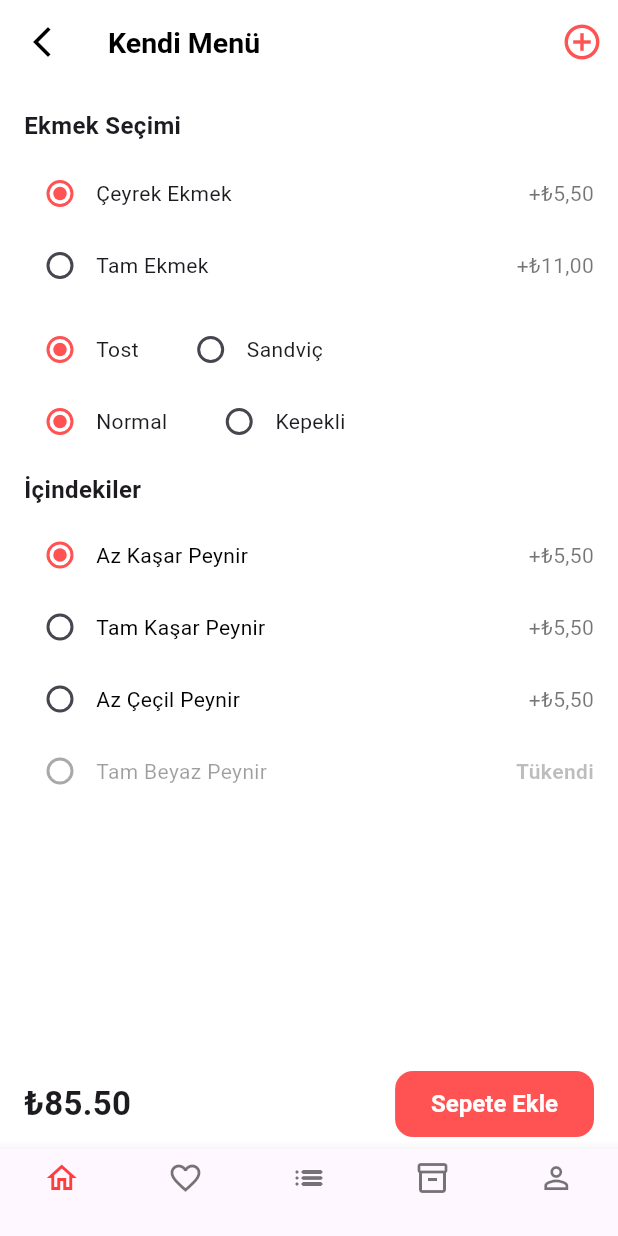
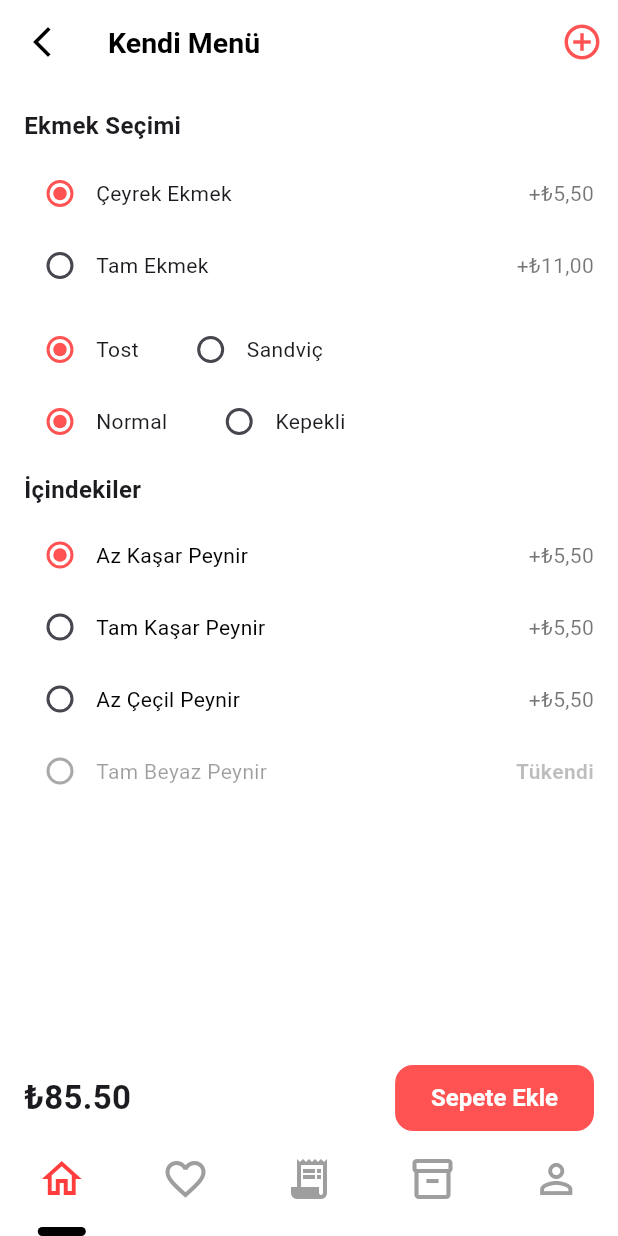
Before and after one commit to iremsu-erdemir/E-Kantin_3, a Flutter app: the KendiMenumPage screen opened directly, on a phone screen of 412 x 824 dp. Run offline on Flutter 3.47's test engine with Material 3 defaults, Android fonts, the light colour scheme and no system bars; our stand-ins replace shared_preferences; accounts and stored records are empty; Roboto replaces fonts that are missing (Poppins).

Commit message:
düzenleme yapılıyor...

```diff
--- a/lib/components/ek_bottom_nav_bar.dart
+++ b/lib/components/ek_bottom_nav_bar.dart
@@ -1,113 +1,71 @@
-import 'package:e_kantin/models/user.dart';
 import 'package:flutter/material.dart';
-import 'package:provider/provider.dart';
-import '../screens/favorilerim.dart';
-import '../screens/home_page.dart';
-import '../screens/siparisler.dart';
-import '../screens/successpayment.dart';
-import '../providers/debt_provider.dart'; // ⚠️ Ekledik
 
 class EKBottomNavBar extends StatelessWidget {
   final int currentIndex;
-  final ValueChanged<int>? onTap;
   final BuildContext? parentContext;
-  final int? highlightIndex;
 
-  const EKBottomNavBar({
-    Key? key,
-    this.currentIndex = 0,
-    this.onTap,
-    this.parentContext,
-    this.highlightIndex,
-  }) : super(key: key);
+  const EKBottomNavBar({Key? key, this.currentIndex = 0, this.parentContext})
+    : super(key: key);
 
   @override
   Widget build(BuildContext context) {
-    return BottomNavigationBar(
-      currentIndex: currentIndex,
-      onTap: (index) async {
-        final ctx = parentContext ?? context;
-        final username = UserSingleton().user?.username ?? 'anonim';
-
-        if (index == 0) {
-          Navigator.of(ctx).pushAndRemoveUntil(
-            MaterialPageRoute(
-              builder: (context) => HomePage(
-                user: User(
-                  username: 'demo',
-                  password: '',
-                  name: 'Demo',
-                  role: 'Kullanıcı',
-                  image: null,
+    final ctx = parentContext ?? context;
+    return Container(
+      color: Colors.white,
+      child: Column(
+        mainAxisSize: MainAxisSize.min,
+        children: [
+          Row(
+            mainAxisAlignment: MainAxisAlignment.spaceAround,
+            children: [
+              _buildIcon(ctx, 0, Icons.home_outlined),
+              _buildIcon(ctx, 1, Icons.favorite_border),
+              _buildIcon(ctx, 2, Icons.receipt_long),
+              _buildIcon(ctx, 3, Icons.inventory_2_outlined),
+              _buildIcon(ctx, 4, Icons.person_outline),
+            ],
+          ),
+          SizedBox(height: 8),
+          Row(
+            mainAxisAlignment: MainAxisAlignment.spaceAround,
+            children: List.generate(
+              5,
+              (i) => AnimatedContainer(
+                duration: Duration(milliseconds: 200),
+                width: 32,
+                height: 6,
+                decoration: BoxDecoration(
+                  color: currentIndex == i ? Colors.black : Colors.transparent,
+                  borderRadius: BorderRadius.circular(3),
                 ),
               ),
             ),
-            (route) => false,
-          );
+          ),
+        ],
+      ),
+    );
+  }
+
+  Widget _buildIcon(BuildContext ctx, int index, IconData icon) {
+    Color color = currentIndex == index ? Color(0xFFFF3D3D) : Colors.grey;
+    return IconButton(
+      icon: Icon(icon, color: color, size: 32),
+      onPressed: () {
+        if (index == 0) {
+          Navigator.pushReplacementNamed(
+            ctx,
+            '/homepage',
+          ); // HomePage'e yönlendir
         } else if (index == 1) {
-          Navigator.of(ctx).pushAndRemoveUntil(
-            MaterialPageRoute(builder: (context) => const FavorilerimPage()),
-            (route) => false,
-          );
-        } else if (index == 2 || index == 3) {
-          // ⚠️ Borçları yüklemeden önce Provider çağır
-          await Provider.of<DebtProvider>(
-            ctx,
-            listen: false,
-          ).loadDebts(username);
-
-          Navigator.of(ctx).pushAndRemoveUntil(
-            MaterialPageRoute(builder: (context) => const SiparislerPage()),
-            (route) => false,
-          );
-        } else {
-          // Profil veya dummy bir sayfa
+          Navigator.pushReplacementNamed(ctx, '/favorilerim');
+        } else if (index == 2) {
+          Navigator.pushReplacementNamed(ctx, '/siparisler');
+        } else if (index == 3) {
+          Navigator.pushReplacementNamed(ctx, '/sepetim');
+        } else if (index == 4) {
+          Navigator.pushReplacementNamed(ctx, '/profil');
         }
       },
-      type: BottomNavigationBarType.fixed,
-      selectedItemColor: const Color(0xFFFF3D3D),
-      unselectedItemColor: Colors.black54,
-      showSelectedLabels: true,
-      showUnselectedLabels: true,
-      items: [
-        BottomNavigationBarItem(
-          icon: Icon(
-            Icons.home_outlined,
-            color: currentIndex == 0 ? const Color(0xFFFF3D3D) : Colors.black54,
-          ),
-          label: '',
-        ),
-        BottomNavigationBarItem(
-          icon: Icon(
-            Icons.favorite_border,
-            color: currentIndex == 1 ? const Color(0xFFFF3D3D) : Colors.black54,
-          ),
-          label: '',
-        ),
-        BottomNavigationBarItem(
-          icon: Icon(
-            Icons.list_rounded,
-            color: currentIndex == 2 ? const Color(0xFFFF3D3D) : Colors.black54,
-          ),
-          label: '',
-        ),
-        BottomNavigationBarItem(
-          icon: Icon(
-            Icons.inventory_2_outlined,
-            color: (highlightIndex == 3 || currentIndex == 3)
-                ? const Color(0xFFFF3D3D)
-                : Colors.black54,
-          ),
-          label: '',
-        ),
-        BottomNavigationBarItem(
-          icon: Icon(
-            Icons.person_outline,
-            color: currentIndex == 4 ? const Color(0xFFFF3D3D) : Colors.black54,
-          ),
-          label: '',
-        ),
-      ],
     );
   }
 }
--- a/lib/screens/cart.dart
+++ b/lib/screens/cart.dart
@@ -254,7 +254,6 @@ class CartPage extends StatelessWidget {
       ),
       bottomNavigationBar: EKBottomNavBar(
         currentIndex: 3,
-        highlightIndex: 3,
         parentContext: context,
       ),
     );
--- a/lib/screens/favorilerim.dart
+++ b/lib/screens/favorilerim.dart
@@ -200,10 +200,7 @@ class FavorilerimPage extends StatelessWidget {
         },
       ),
       bottomNavigationBar: EKBottomNavBar(
-        currentIndex: 1, // FavorilerimPage için uygun index
-        onTap: (int index) {
-          // Diğer indexler için mevcut davranış devam eder
-        },
+        currentIndex: 1,
         parentContext: context,
       ),
     );
--- a/lib/screens/kendi_menum_page.dart
+++ b/lib/screens/kendi_menum_page.dart
@@ -531,9 +531,6 @@ class _KendiMenumPageState extends State<KendiMenumPage> {
       ),
       bottomNavigationBar: EKBottomNavBar(
         currentIndex: 0, // KendiMenumPage için uygun index
-        onTap: (int index) {
-          // Diğer indexler için mevcut davranış devam eder
-        },
         parentContext: context,
       ),
     );
--- a/lib/screens/payment.dart
+++ b/lib/screens/payment.dart
@@ -766,7 +766,6 @@ class _PaymentPageState extends State<PaymentPage> {
       ),
       bottomNavigationBar: EKBottomNavBar(
         currentIndex: 3,
-        highlightIndex: 3,
         parentContext: context,
       ),
     );
--- a/lib/screens/sandwich.page.dart
+++ b/lib/screens/sandwich.page.dart
@@ -147,10 +147,7 @@ class SandwichPage extends StatelessWidget {
         },
       ),
       bottomNavigationBar: EKBottomNavBar(
-        currentIndex: 0, // SandwichPage için uygun index
-        onTap: (int index) {
-          // Diğer indexler için mevcut davranış devam eder
-        },
+        currentIndex: 0,
         parentContext: context,
       ),
     );
--- a/lib/screens/sandwich_detail.page.dart
+++ b/lib/screens/sandwich_detail.page.dart
@@ -508,7 +508,6 @@ class _SandwichDetailPageState extends State<SandwichDetailPage> {
       ),
       bottomNavigationBar: EKBottomNavBar(
         currentIndex: 0,
-        onTap: (int index) {},
         parentContext: context,
       ),
     );
--- a/lib/screens/sepetim_page.dart
+++ b/lib/screens/sepetim_page.dart
@@ -136,7 +136,6 @@ class _SepetimPageState extends State<SepetimPage>
       ),
       bottomNavigationBar: EKBottomNavBar(
         currentIndex: 2,
-        highlightIndex: 2,
         parentContext: context,
       ),
     );
--- a/lib/screens/tost.page.dart
+++ b/lib/screens/tost.page.dart
@@ -147,10 +147,7 @@ class TostPage extends StatelessWidget {
         },
       ),
       bottomNavigationBar: EKBottomNavBar(
-        currentIndex: 0, // TostPage için uygun index
-        onTap: (int index) {
-          // Diğer indexler için mevcut davranış devam eder
-        },
+        currentIndex: 0,
         parentContext: context,
       ),
     );
```
Also changed, not shown: lib/main.dart (+28 -0 lines), lib/screens/home_page.dart (+12 -6 lines), lib/screens/siparisler.dart (+47 -9 lines), lib/screens/successpayment.dart (+16 -1 lines).
